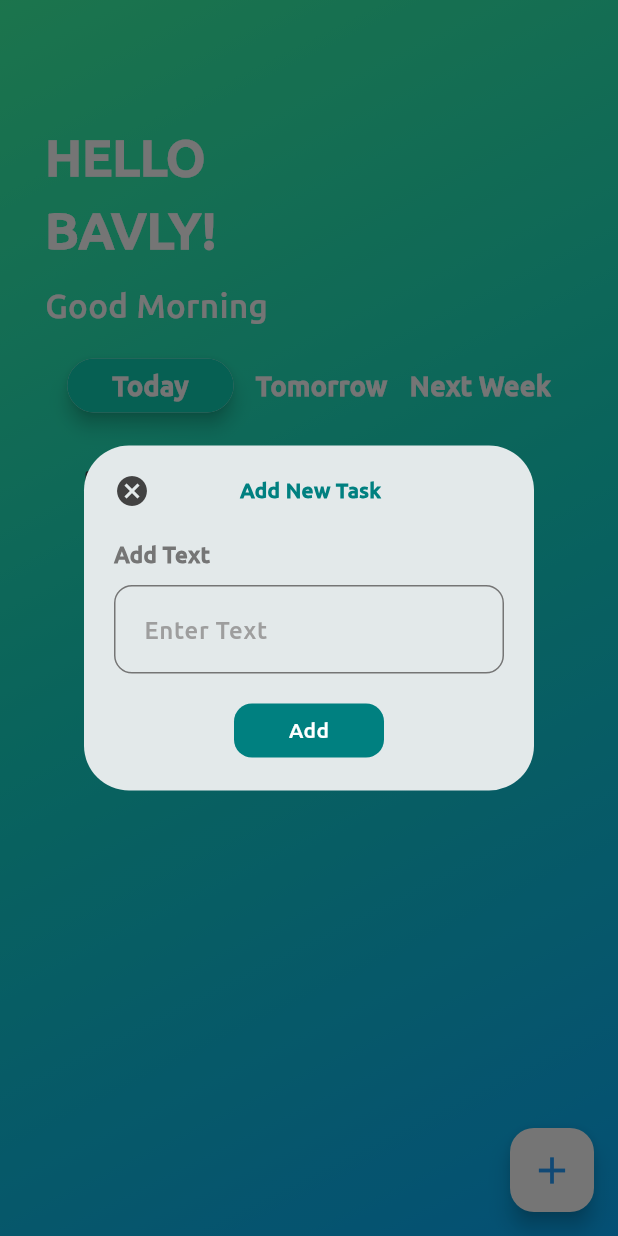
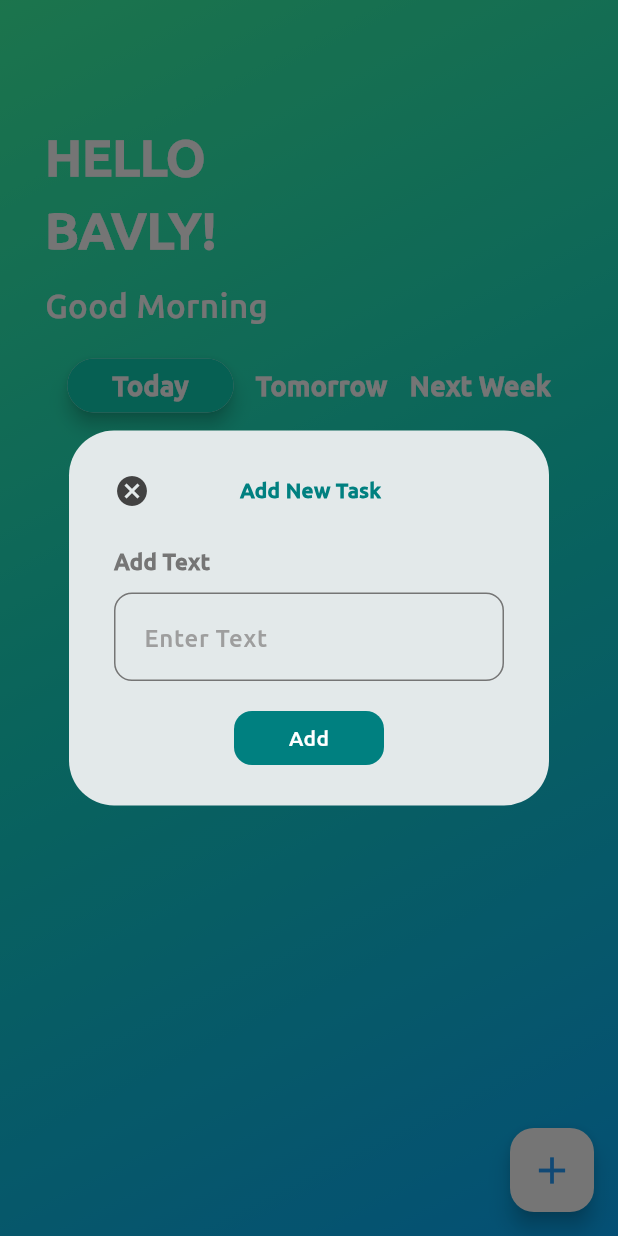
Before and after one commit to bavlysafwatt/ToDoApp, a Flutter app: the screen it shows after launch, after a tap on the "add" icon, on a phone screen of 412 x 824 dp. Run offline on Flutter 3.47's test engine with Material 3 defaults, Android fonts, the phone set to English and light mode, and no system bars; drawn by our look-alikes of flutter_slidable; our stand-ins replace hive, hive_flutter; accounts and stored records are empty.

Commit message:
finish dialog box

```diff
--- a/lib/components/add_todo_form.dart
+++ b/lib/components/add_todo_form.dart
@@ -11,11 +11,11 @@ class AddTodoForm extends StatelessWidget {
   @override
   Widget build(BuildContext context) {
     return Padding(
-      padding: const EdgeInsets.symmetric(horizontal: 20, vertical: 8),
+      padding: const EdgeInsets.symmetric(horizontal: 30, vertical: 8),
       child: Column(
         crossAxisAlignment: CrossAxisAlignment.start,
         children: [
-          const SizedBox(height: 10),
+          const SizedBox(height: 20),
           Row(
             children: [
               GestureDetector(
@@ -35,7 +35,7 @@ class AddTodoForm extends StatelessWidget {
               )
             ],
           ),
-          const SizedBox(height: 20),
+          const SizedBox(height: 25),
           Text(
             'Add Text',
             style: TextStyle(
--- a/lib/components/dialog_box.dart
+++ b/lib/components/dialog_box.dart
@@ -18,8 +18,8 @@ class DialogBox extends StatelessWidget {
       ),
       content: SingleChildScrollView(
         child: Container(
-          height: 230,
-          width: 300,
+          height: 250,
+          width: 320,
           decoration: BoxDecoration(
             borderRadius: BorderRadius.circular(30),
           ),
```
